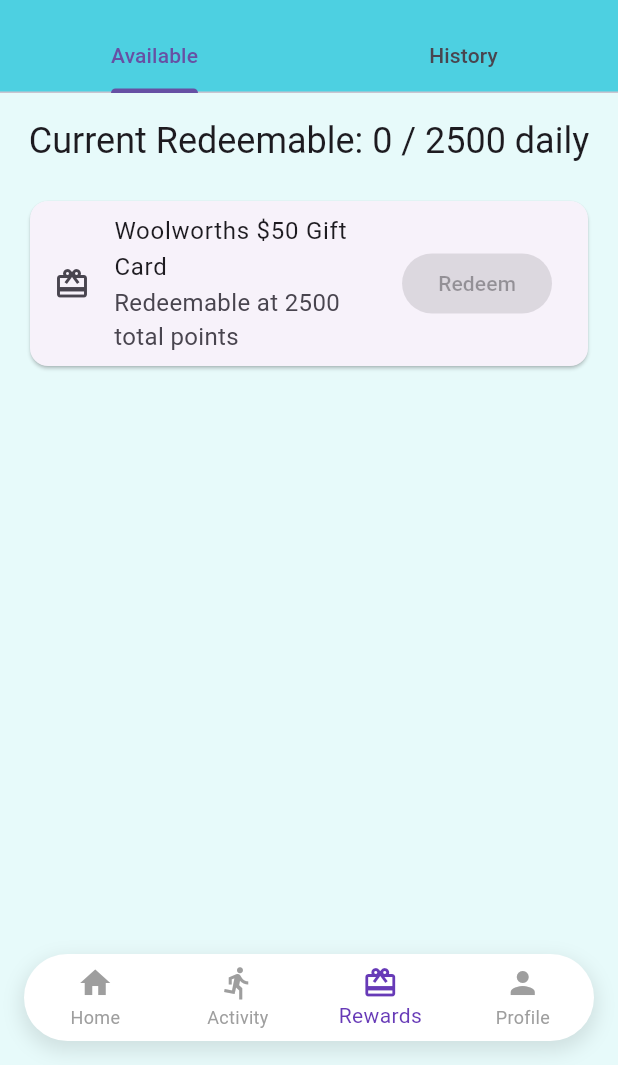
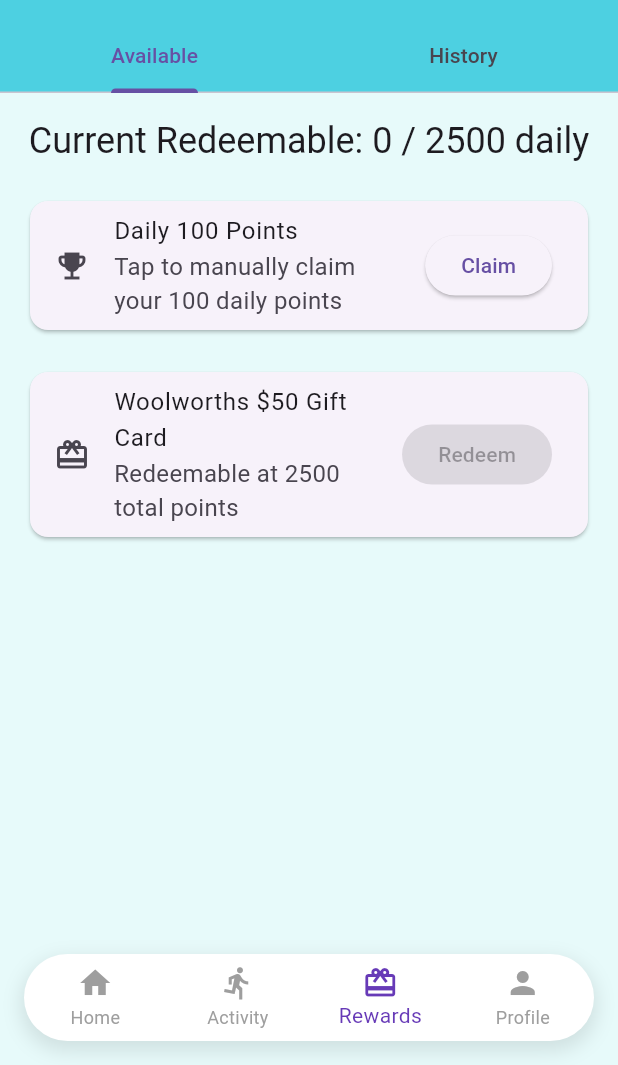
Before and after one commit to AceAsif/Steps4Perks-app, a Flutter app: the screen it shows after launch, item 3 of the bottom bar chosen, on a phone screen of 412 x 824 dp, the part 171-1236 px from its top. Run offline on Flutter 3.47's test engine with Material 3 defaults, Android fonts, the phone set to English and light mode, and no system bars; our stand-ins replace cloud_firestore, device_info_plus, firebase_core, fl_chart, flutter_local_notifications, pedometer and 4 more; accounts and stored records are empty.

Commit message:
Updated the button for 100 points redeem.

```diff
--- a/lib/view/rewardspage.dart
+++ b/lib/view/rewardspage.dart
@@ -1,11 +1,12 @@
 import 'package:flutter/material.dart';
+import 'package:intl/intl.dart';
 import 'package:provider/provider.dart';
+
 import 'package:myapp/features/step_tracker.dart';
+import 'package:myapp/view/rewardshistory.dart';
+import 'package:myapp/services/database_service.dart';
 
-// --- NEW: Import the separate RewardHistoryPage ---
-import 'package:myapp/view/rewardshistory.dart'; // Import the new file
-
-class RewardsPage extends StatefulWidget { // Keep this as StatefulWidget if it manages DefaultTabController
+class RewardsPage extends StatefulWidget {
   const RewardsPage({super.key});
 
   @override
@@ -13,18 +14,49 @@ class RewardsPage extends StatefulWidget { // Keep this as StatefulWidget if it
 }
 
 class _RewardsPageState extends State<RewardsPage> {
-  // If RewardsPage itself doesn't need a stream, you can remove _redeemedRewardsStream here.
-  // The RewardHistoryPage will manage its own stream.
+  bool _isClaiming = false;
+  bool _hasClaimedToday = false;
+
+  final String today = DateFormat('yyyy-MM-dd').format(DateTime.now());
+  final DatabaseService _databaseService = DatabaseService();
+
+  @override
+  void initState() {
+    super.initState();
+    _checkRedemptionStatus();
+  }
+
+  Future<void> _checkRedemptionStatus() async {
+    final stream = _databaseService.getDailyStatsStream(today);
+    stream.listen((data) {
+      if (mounted && data != null && data['redeemed'] == true) {
+        setState(() => _hasClaimedToday = true);
+      }
+    });
+  }
+
+  Future<void> _handleDailyClaim() async {
+    setState(() => _isClaiming = true);
+    final success = await _databaseService.redeemDailyPoints(date: today);
+    if (mounted) {
+      setState(() {
+        _isClaiming = false;
+        if (success) _hasClaimedToday = true;
+      });
+
+      ScaffoldMessenger.of(context).showSnackBar(
+        SnackBar(
+          content: Text(success
+              ? '🎉 Successfully claimed 100 points!'
+              : '⚠️ Already claimed today or error occurred'),
+        ),
+      );
+    }
+  }
 
   @override
   Widget build(BuildContext context) {
     final stepTracker = Provider.of<StepTracker>(context);
-    // final databaseService = DatabaseService(); // No longer needed directly here
-    // final currentUserId = databaseService.currentUserId; // No longer needed directly here
-
-    // The check for currentUserId should ideally be handled at a higher level
-    // (e.g., a wrapper around Bottomnavigation) or within RewardHistoryPage itself.
-    // For now, RewardHistoryPage will handle its own check.
 
     return DefaultTabController(
       length: 2,
@@ -40,7 +72,7 @@ class _RewardsPageState extends State<RewardsPage> {
         ),
         body: TabBarView(
           children: [
-            // Available Rewards Tab (your existing content)
+            // Tab 1: Available Rewards
             SingleChildScrollView(
               padding: const EdgeInsets.all(16.0),
               child: Column(
@@ -50,6 +82,30 @@ class _RewardsPageState extends State<RewardsPage> {
                     style: Theme.of(context).textTheme.headlineSmall,
                   ),
                   const SizedBox(height: 20),
+
+                  /// 🔹 Daily Points Claim Card
+                  Card(
+                    child: ListTile(
+                      leading: const Icon(Icons.emoji_events),
+                      title: const Text('Daily 100 Points'),
+                      subtitle: const Text('Tap to manually claim your 100 daily points'),
+                      trailing: ElevatedButton(
+                        onPressed: _hasClaimedToday || _isClaiming
+                            ? null
+                            : _handleDailyClaim,
+                        child: _isClaiming
+                            ? const SizedBox(
+                                width: 20,
+                                height: 20,
+                                child: CircularProgressIndicator(strokeWidth: 2),
+                              )
+                            : const Text('Claim'),
+                      ),
+                    ),
+                  ),
+                  const SizedBox(height: 20),
+
+                  /// 🔹 Gift Card Redemption Card
                   Card(
                     child: ListTile(
                       leading: const Icon(Icons.card_giftcard),
@@ -58,10 +114,15 @@ class _RewardsPageState extends State<RewardsPage> {
                       trailing: ElevatedButton(
                         onPressed: stepTracker.canRedeemPoints
                             ? () async {
-                                final int redeemedAmount = await stepTracker.redeemPoints();
+                                final int redeemedAmount =
+                                    await stepTracker.redeemPoints();
                                 if (context.mounted) {
-                                   ScaffoldMessenger.of(context).showSnackBar(
-                                    SnackBar(content: Text('Redeemed $redeemedAmount points for gift card!')),
+                                  ScaffoldMessenger.of(context).showSnackBar(
+                                    SnackBar(
+                                      content: Text(
+                                        'Redeemed $redeemedAmount points for gift card!',
+                                      ),
+                                    ),
                                   );
                                 }
                               }
@@ -73,8 +134,9 @@ class _RewardsPageState extends State<RewardsPage> {
                 ],
               ),
             ),
-            // History Tab: Use the new RewardHistoryPage
-            const RewardHistoryPage(), // <-- NEW: Use your separate history page
+
+            // Tab 2: Rewards History
+            const RewardHistoryPage(),
           ],
         ),
       ),
```
Also changed, not shown: lib/features/step_tracker.dart (+48 -6 lines), lib/services/database_service.dart (+50 -0 lines), lib/view/homepage.dart (+19 -25 lines).
